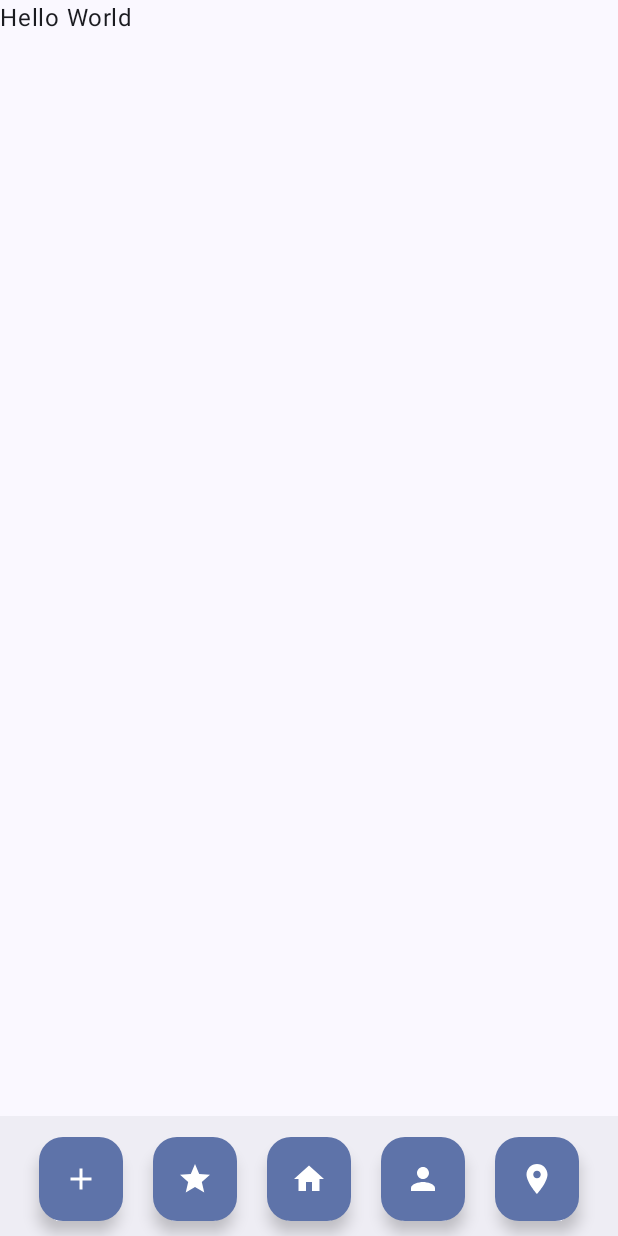
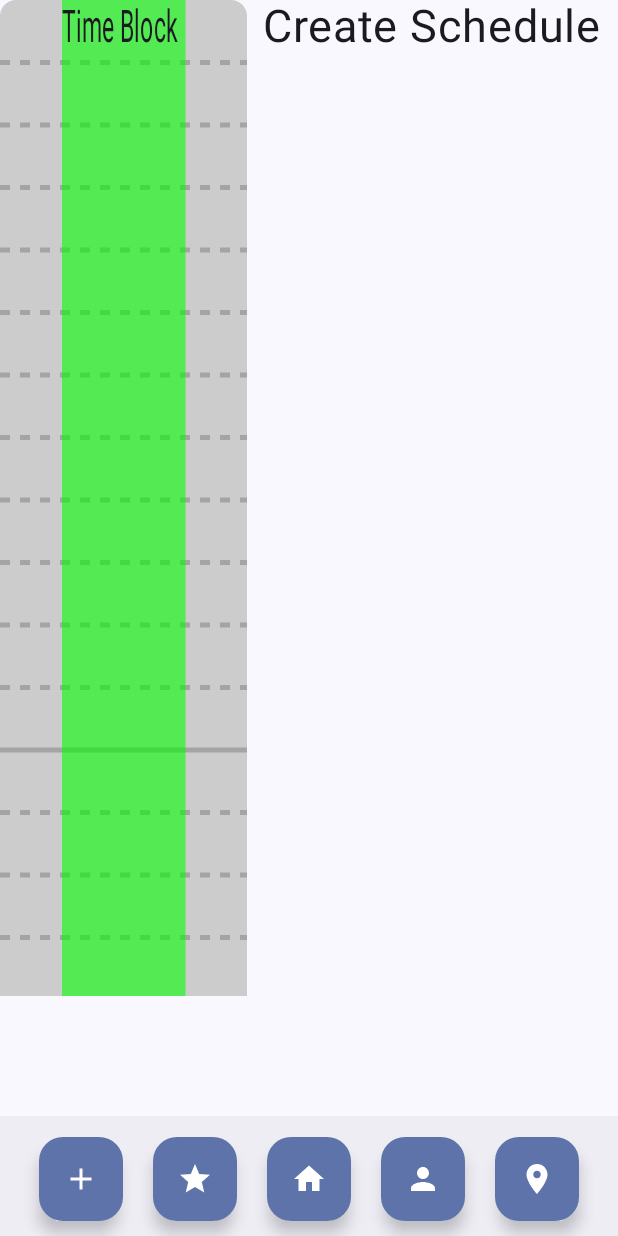
Before and after one commit to josh-ilano/VaCrazeUI, an Android app built with Jetpack Compose: the PlannerScreen screen opened through its navigation route, on a phone screen of 412 x 824 dp. Run offline under Robolectric (Android 15) with nearby library versions, the phone set to English and light mode, and no system bars.

Commit message:
The UI now has time tracker and a demo of the time planner

```diff
--- a/app/src/main/java/com/example/vacrazeui/ui/HomeScreen.kt
+++ b/app/src/main/java/com/example/vacrazeui/ui/HomeScreen.kt
@@ -86,21 +86,8 @@ enum class VacrazeScreen() {
 private var TOTAL_TIME = 24 * 3600
 private val HOUR_TIME = 60 * 60
 
-@Composable
-fun Label(text: String, icon: ImageVector) {
-    Row(verticalAlignment = Alignment.CenterVertically) {
-        Text(
-            text, modifier = Modifier.weight(1f),
-            textAlign = TextAlign.Center
-        )
-        FloatingActionButton(
-            modifier = Modifier.weight(1f),
-            onClick = { },
-        ) { Icon(icon, text) }
-    }
 
-}
-
+// The bottom layout for the 5 buttons
 @Composable
 fun ButtonLayout(navController: NavHostController) {
     BottomAppBar() {
@@ -200,6 +187,8 @@ fun HomeScreen(modifier: Modifier = Modifier) {
         }
     }
 
+
+
     Row(modifier = Modifier.fillMaxSize()) {
         Column(modifier = Modifier
                 .weight(4f)
@@ -230,7 +219,7 @@ fun App(
         modifier = Modifier.fillMaxSize(),
         bottomBar = { ButtonLayout(navController) }
     ) { innerPadding ->
-        NavHost( // what allows us to navigate
+        NavHost( // what allows us to navigate (Define all the possible navigation routes)
             navController = navController,
             startDestination = VacrazeScreen.Home.name,
             modifier = Modifier.padding(innerPadding)
--- a/app/src/main/java/com/example/vacrazeui/ui/planner/Planner.kt
+++ b/app/src/main/java/com/example/vacrazeui/ui/planner/Planner.kt
@@ -1,11 +1,119 @@
 package com.example.vacrazeui.ui.planner
 
+import androidx.compose.foundation.Canvas
+import androidx.compose.foundation.background
+import androidx.compose.foundation.gestures.rememberTransformableState
+import androidx.compose.foundation.gestures.transformable
+import androidx.compose.foundation.layout.Box
+import androidx.compose.foundation.layout.Column
+import androidx.compose.foundation.layout.Row
+import androidx.compose.foundation.layout.fillMaxSize
+import androidx.compose.foundation.layout.fillMaxWidth
+import androidx.compose.foundation.layout.height
+import androidx.compose.foundation.rememberScrollState
+import androidx.compose.foundation.verticalScroll
 import androidx.compose.material3.Text
 import androidx.compose.runtime.Composable
+import androidx.compose.runtime.LaunchedEffect
+import androidx.compose.runtime.getValue
+import androidx.compose.runtime.mutableStateOf
+import androidx.compose.runtime.remember
+import androidx.compose.runtime.setValue
+import androidx.compose.ui.Alignment
 import androidx.compose.ui.Modifier
+import androidx.compose.ui.geometry.CornerRadius
+import androidx.compose.ui.geometry.Offset
+import androidx.compose.ui.geometry.Size
+import androidx.compose.ui.graphics.Color
+import androidx.compose.ui.graphics.PathEffect
+import androidx.compose.ui.graphics.drawscope.scale
+import androidx.compose.ui.graphics.drawscope.withTransform
+import androidx.compose.ui.graphics.graphicsLayer
+import androidx.compose.ui.unit.dp
+import androidx.compose.ui.unit.sp
+import androidx.constraintlayout.widget.ConstraintSet.Transform
 import androidx.navigation.NavController
+
+
+private var TOTAL_TIME = 24 * 3600
+private val HOUR_TIME = 60 * 60
+
+
+
+
+@Composable
+fun TimeBar() {
+
+    var scale by remember { mutableStateOf(1f) }
+    var offset by remember { mutableStateOf(Offset.Zero) }
+    val state = rememberTransformableState { zoomChange, offsetChange, rotationChange ->
+        scale *= zoomChange
+        offset += offsetChange
+    }
+
+    Box(
+        modifier = Modifier.fillMaxWidth()
+        .height(1000.dp)
+    ) {
+        Canvas(modifier = Modifier.fillMaxSize()) // take up size of box's contents
+        {
+            val canvasWidth = size.width
+            val canvasHeight = size.height
+
+
+            // the gray bar used to track time
+            drawRoundRect(
+                cornerRadius = CornerRadius(16f, 16f),
+                color = Color.LightGray,
+                size = Size(canvasWidth, canvasHeight)
+            )
+
+            // Create the hourly intervals
+            for (i in HOUR_TIME..TOTAL_TIME - HOUR_TIME step HOUR_TIME) {
+                val yPosition = canvasHeight - ((i / TOTAL_TIME.toFloat()) * canvasHeight)
+                drawLine(
+                    strokeWidth = 5f,
+                    start = Offset(x = 0f, y = yPosition),
+                    end = Offset(x = canvasWidth, y = yPosition),
+                    color = Color(0,0,0,50),
+                    pathEffect = if (i!= HOUR_TIME * 12)  PathEffect.dashPathEffect(floatArrayOf(10f, 10f), 0f) else null
+                )
+            }
+        }
+
+        Box(
+            Modifier
+                .graphicsLayer(
+                    scaleX=.5f,
+                    scaleY = scale,
+                    translationX = 0.25f,
+                    translationY = offset.y
+                )
+                .transformable(state = state)
+                .background(Color(0,255,0,150))
+                .fillMaxSize()
+        )  {
+            Text("Time Block", fontSize = 30.sp)
+        }
+    }
+
+
+
+}
 
 @Composable
 fun PlannerScreen(modifier: Modifier) {
-    Text("Hello World")
+
+    Row(modifier = Modifier.fillMaxSize()) {
+        Column(modifier = modifier
+            .weight(4f)
+            .verticalScroll(rememberScrollState())) { // Time
+            TimeBar()
+        }
+        Column(modifier = modifier.weight(6f),
+            horizontalAlignment = Alignment.CenterHorizontally) {
+            Text(text = "Create Schedule", fontSize = 30.sp)
+        }
+    }
+
 }
```
